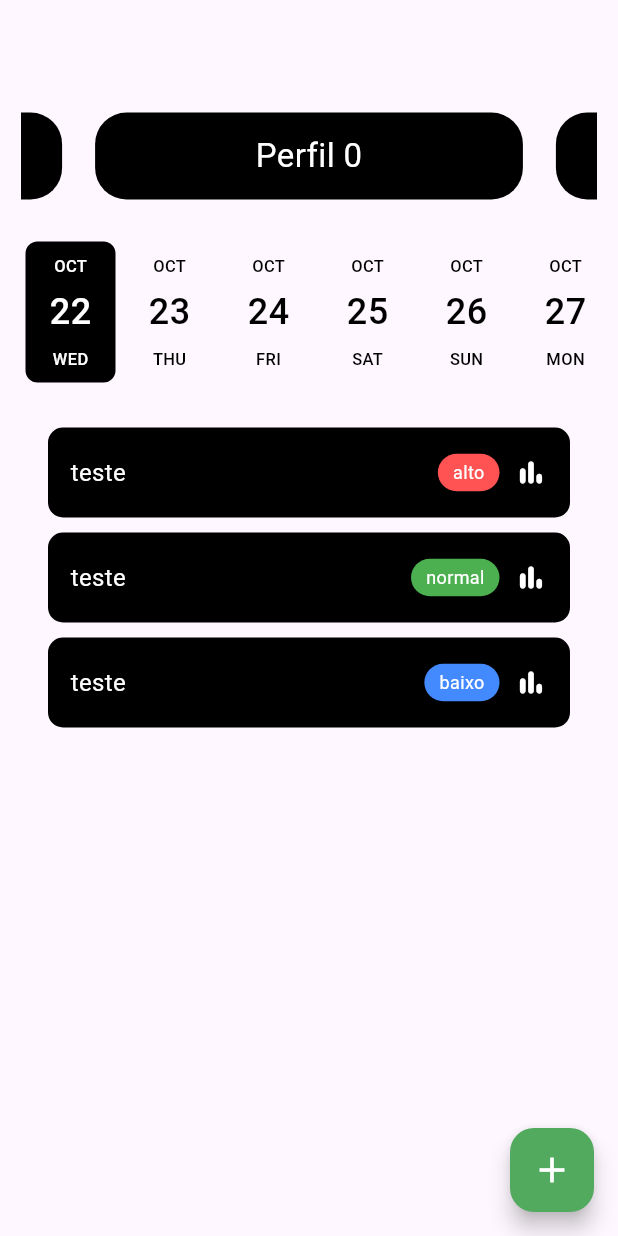
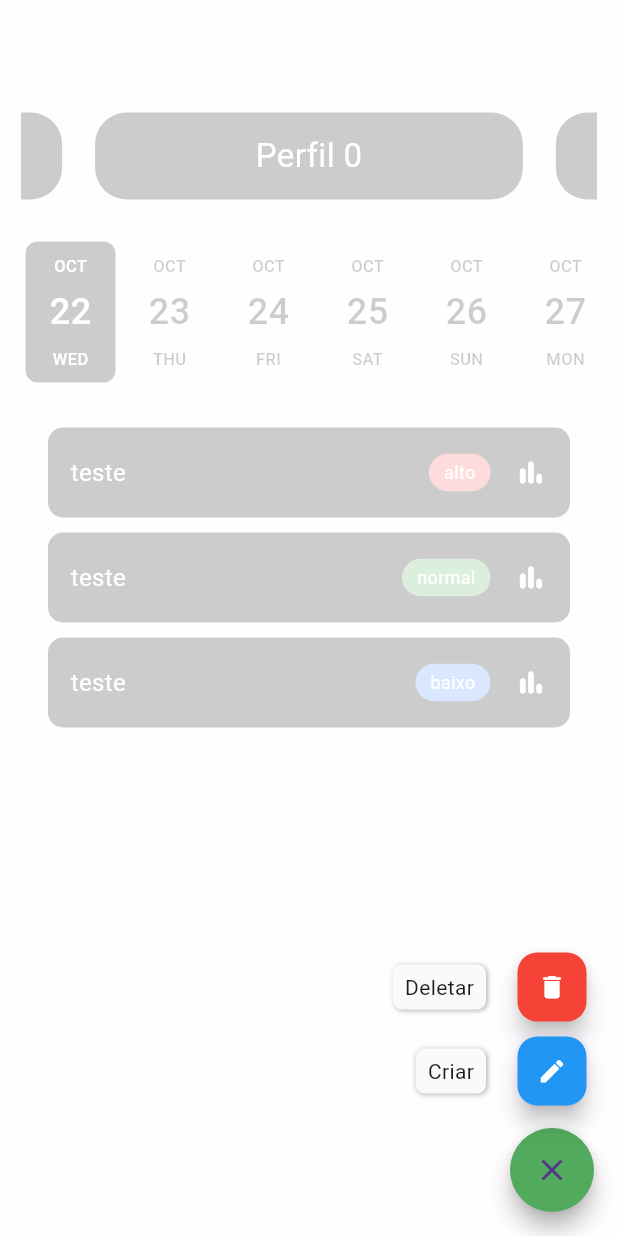
Before and after one commit to CaioEnzo23/Monitoramento-da-saude-familiar, a Flutter app: the screen it shows after launch, after a tap on the "add" icon, on a phone screen of 412 x 824 dp. Run offline on Flutter 3.47's test engine with Material 3 defaults, Android fonts, the light colour scheme and no system bars; drawn by our look-alikes of carousel_slider, date_picker_timeline, flutter_speed_dial; our stand-ins replace fl_chart.

Commit message:
add: botao fluante

```diff
--- a/lib/main.dart
+++ b/lib/main.dart
@@ -1,5 +1,5 @@
 import 'package:flutter/material.dart';
-import 'package:monitoramento_saude_familiar/views/pages/home_page.dart';
+import 'package:monitoramento_saude_familiar/views/pages/Home_page.dart';
 
 void main(List<String> args) {
   runApp(AppWidet());
--- a/lib/views/pages/home_page.dart
+++ b/lib/views/pages/Home_page.dart
@@ -1,7 +1,8 @@
 import 'package:flutter/material.dart';
-import 'package:monitoramento_saude_familiar/views/widgets/calendario_widget.dart';
-import 'package:monitoramento_saude_familiar/views/widgets/carrosel_slider_widget.dart';
-import 'package:monitoramento_saude_familiar/views/widgets/item_widget.dart';
+import 'package:monitoramento_saude_familiar/views/widgets/Calendario_widget.dart';
+import 'package:monitoramento_saude_familiar/views/widgets/Carrosel_slider_widget.dart';
+import 'package:monitoramento_saude_familiar/views/widgets/Item_widget.dart';
+import 'package:monitoramento_saude_familiar/views/widgets/Botao_flutuante_widget.dart';
 
 class HomePage extends StatefulWidget {
   const HomePage({super.key});
@@ -49,12 +50,8 @@ class _HomePageState extends State<HomePage> {
             ),
           ),
         ),
-        floatingActionButton: FloatingActionButton(
-          backgroundColor: const Color.fromRGBO(82, 170, 94, 1.0),
-          tooltip: 'Increment',
-          onPressed: () {},
-          child: const Icon(Icons.add, color: Colors.white, size: 28),
-        ),
+
+        floatingActionButton: BotaoFlutuanteWidget(),
       ),
     );
   }
--- /dev/null
+++ b/lib/views/widgets/Botao_flutuante_widget.dart
@@ -0,0 +1,39 @@
+import 'package:flutter/material.dart';
+import 'package:flutter_speed_dial/flutter_speed_dial.dart';
+
+class BotaoFlutuanteWidget extends StatefulWidget {
+  const BotaoFlutuanteWidget({super.key});
+
+  @override
+  State<BotaoFlutuanteWidget> createState() => _BotaoFlutuanteWidgetState();
+}
+
+class _BotaoFlutuanteWidgetState extends State<BotaoFlutuanteWidget> {
+  @override
+  Widget build(BuildContext context) {
+    return SpeedDial(
+      backgroundColor: const Color.fromRGBO(82, 170, 94, 1.0),
+      icon: Icons.add,
+      activeIcon: Icons.close,
+      spacing: 10,
+      children: [
+        SpeedDialChild(
+          child: const Icon(Icons.edit, color: Colors.white),
+          backgroundColor: Colors.blue,
+          label: 'Criar',
+          onTap: () {
+            print('Editar clicado');
+          },
+        ),
+        SpeedDialChild(
+          child: const Icon(Icons.delete, color: Colors.white),
+          backgroundColor: Colors.red,
+          label: 'Deletar',
+          onTap: () {
+            print('Deletar clicado');
+          },
+        ),
+      ],
+    );
+  }
+}
--- a/lib/views/widgets/item_widget.dart
+++ b/lib/views/widgets/Item_widget.dart
@@ -1,5 +1,5 @@
 import 'package:flutter/material.dart';
-import 'package:monitoramento_saude_familiar/views/pages/dash_page.dart';
+import 'package:monitoramento_saude_familiar/views/pages/Dash_page.dart';
 import 'Dialog_valor_saude_widget.dart'; // 👈 importe o arquivo do diálogo
 
 class Item extends StatelessWidget {
@@ -67,7 +67,7 @@ class Item extends StatelessWidget {
                     style: const TextStyle(color: Colors.white, fontSize: 12),
                   ),
                 ),
-                const SizedBox(width: 10),
+                const SizedBox(width: 16),
                 GestureDetector(
                   onTap: () {
                     debugPrint('Ver estatísticas de $nome');
--- a/pubspec.yaml
+++ b/pubspec.yaml
@@ -16,6 +16,7 @@ dependencies:
       date_picker_timeline: ^1.2.7
       carousel_slider: ^5.1.1
       fl_chart: ^1.1.1
+      flutter_speed_dial: ^7.0.0
 
 dev_dependencies:
       flutter_test:
```
Also changed, not shown: lib/views/pages/Dash_page.dart (renamed from lib/views/pages/dash_page.dart), lib/views/widgets/Calendario_widget.dart (renamed from lib/views/widgets/calendario_widget.dart), lib/views/widgets/Carrosel_slider_widget.dart (renamed from lib/views/widgets/carrosel_slider_widget.dart), pubspec.lock.
